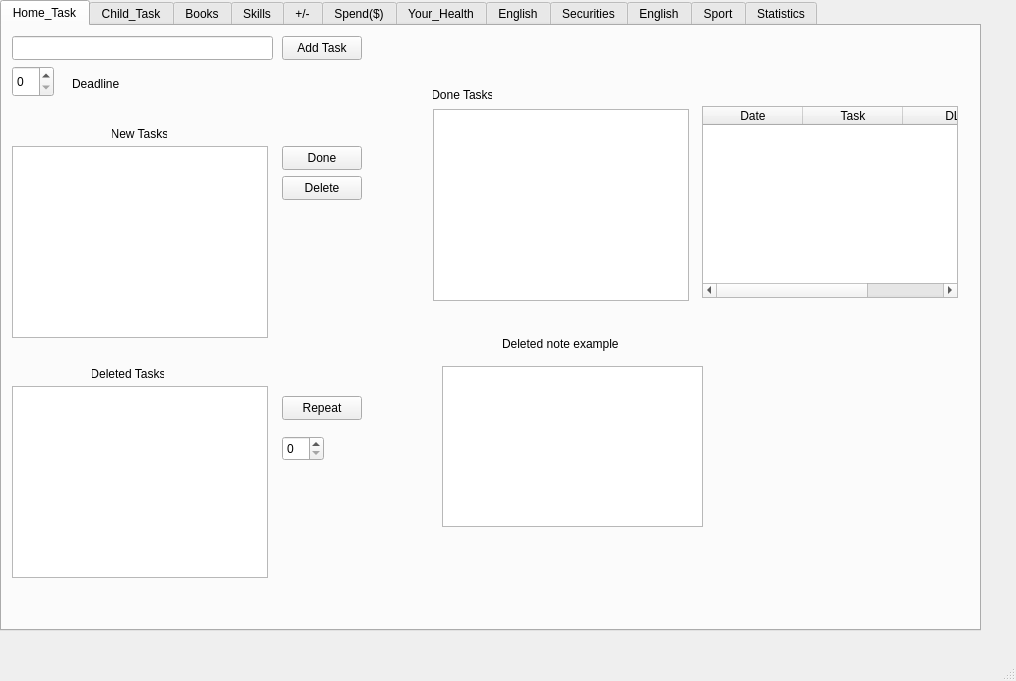
The window that ToDoNotes/mainwindow.ui (andreyschelkovo/ToDoNotes) describes before a commit, drawn with Qt 5.
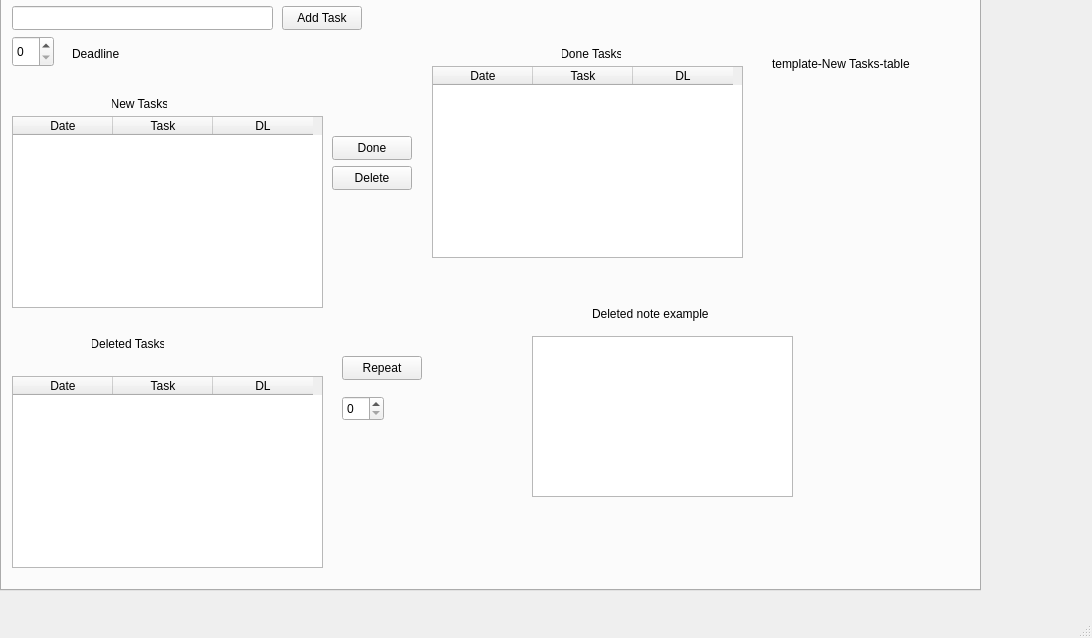
The same window after the commit. The open tabs and pages were chosen to show the change.

Commit message: Done tasks table widget works

Diff of the .ui file:
```diff
--- a/ToDoNotes/mainwindow.ui
+++ b/ToDoNotes/mainwindow.ui
@@ -6,8 +6,8 @@
    <rect>
     <x>0</x>
     <y>0</y>
-    <width>1016</width>
-    <height>681</height>
+    <width>1092</width>
+    <height>638</height>
    </rect>
   </property>
   <property name="windowTitle">
@@ -18,9 +18,9 @@
     <property name="geometry">
      <rect>
       <x>0</x>
-      <y>0</y>
+      <y>-30</y>
       <width>981</width>
-      <height>631</height>
+      <height>621</height>
      </rect>
     </property>
     <property name="currentIndex">
@@ -56,8 +56,8 @@
      <widget class="QPushButton" name="Done_btn">
       <property name="geometry">
        <rect>
-        <x>280</x>
-        <y>120</y>
+        <x>330</x>
+        <y>140</y>
         <width>80</width>
         <height>24</height>
        </rect>
@@ -69,8 +69,8 @@
      <widget class="QPushButton" name="Delete_btn">
       <property name="geometry">
        <rect>
-        <x>280</x>
-        <y>150</y>
+        <x>330</x>
+        <y>170</y>
         <width>80</width>
         <height>24</height>
        </rect>
@@ -82,7 +82,7 @@
      <widget class="QTextEdit" name="textEdit_Deleted_example">
       <property name="geometry">
        <rect>
-        <x>440</x>
+        <x>530</x>
         <y>340</y>
         <width>261</width>
         <height>161</height>
@@ -92,7 +92,7 @@
      <widget class="QLabel" name="label_del_note_exmpl">
       <property name="geometry">
        <rect>
-        <x>500</x>
+        <x>590</x>
         <y>310</y>
         <width>131</width>
         <height>16</height>
@@ -112,16 +112,6 @@
        </rect>
       </property>
      </widget>
-     <widget class="QListWidget" name="Deleted_Tasks_listWidget">
-      <property name="geometry">
-       <rect>
-        <x>10</x>
-        <y>360</y>
-        <width>256</width>
-        <height>192</height>
-       </rect>
-      </property>
-     </widget>
      <widget class="QLabel" name="label_deadline">
       <property name="geometry">
        <rect>
@@ -138,8 +128,8 @@
      <widget class="QPushButton" name="pushButton_Repeat">
       <property name="geometry">
        <rect>
-        <x>280</x>
-        <y>370</y>
+        <x>340</x>
+        <y>360</y>
         <width>80</width>
         <height>24</height>
        </rect>
@@ -151,8 +141,8 @@
      <widget class="QSpinBox" name="spinBox_Repeat">
       <property name="geometry">
        <rect>
-        <x>280</x>
-        <y>410</y>
+        <x>340</x>
+        <y>400</y>
         <width>42</width>
         <height>25</height>
        </rect>
@@ -196,31 +186,11 @@
        <set>Qt::AlignCenter</set>
       </property>
      </widget>
-     <widget class="QListWidget" name="New_Tasks_listWidget">
-      <property name="geometry">
-       <rect>
-        <x>10</x>
-        <y>120</y>
-        <width>256</width>
-        <height>192</height>
-       </rect>
-      </property>
-     </widget>
-     <widget class="QListWidget" name="Done_Tasks_listWidget">
-      <property name="geometry">
-       <rect>
-        <x>431</x>
-        <y>83</y>
-        <width>256</width>
-        <height>192</height>
-       </rect>
-      </property>
-     </widget>
      <widget class="QLabel" name="Done_Tasks_label">
       <property name="geometry">
        <rect>
-        <x>431</x>
-        <y>61</y>
+        <x>560</x>
+        <y>50</y>
         <width>59</width>
         <height>16</height>
        </rect>
@@ -238,9 +208,72 @@
      <widget class="QTableWidget" name="tableWidget_new_tasks">
       <property name="geometry">
        <rect>
-        <x>700</x>
-        <y>80</y>
-        <width>256</width>
+        <x>10</x>
+        <y>120</y>
+        <width>311</width>
+        <height>192</height>
+       </rect>
+      </property>
+      <column>
+       <property name="text">
+        <string>Date</string>
+       </property>
+      </column>
+      <column>
+       <property name="text">
+        <string>Task</string>
+       </property>
+      </column>
+      <column>
+       <property name="text">
+        <string>DL</string>
+       </property>
+      </column>
+     </widget>
+     <widget class="QLabel" name="label">
+      <property name="geometry">
+       <rect>
+        <x>770</x>
+        <y>60</y>
+        <width>161</width>
+        <height>16</height>
+       </rect>
+      </property>
+      <property name="text">
+       <string>template-New Tasks-table</string>
+      </property>
+     </widget>
+     <widget class="QTableWidget" name="tableWidget_home_tasks__done_tasks">
+      <property name="geometry">
+       <rect>
+        <x>430</x>
+        <y>70</y>
+        <width>311</width>
+        <height>192</height>
+       </rect>
+      </property>
+      <column>
+       <property name="text">
+        <string>Date</string>
+       </property>
+      </column>
+      <column>
+       <property name="text">
+        <string>Task</string>
+       </property>
+      </column>
+      <column>
+       <property name="text">
+        <string>DL</string>
+       </property>
+      </column>
+     </widget>
+     <widget class="QTableWidget" name="tableWidge_home_tasks_deleted_tasks">
+      <property name="geometry">
+       <rect>
+        <x>10</x>
+        <y>380</y>
+        <width>311</width>
         <height>192</height>
        </rect>
       </property>
```
Left out of the diff: 6 changed lines with no effect on the pictures. The commit also changes 4 other files.
